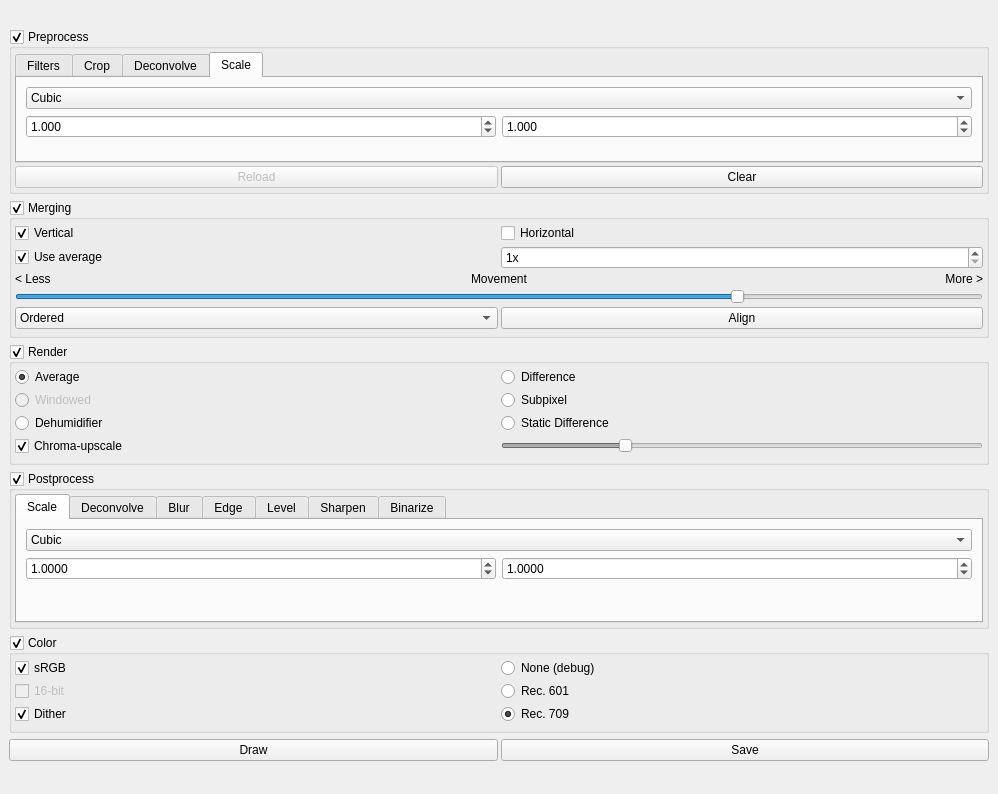
Old version of the form src/mainwindow.ui in the repository spillerrec/Overmix.
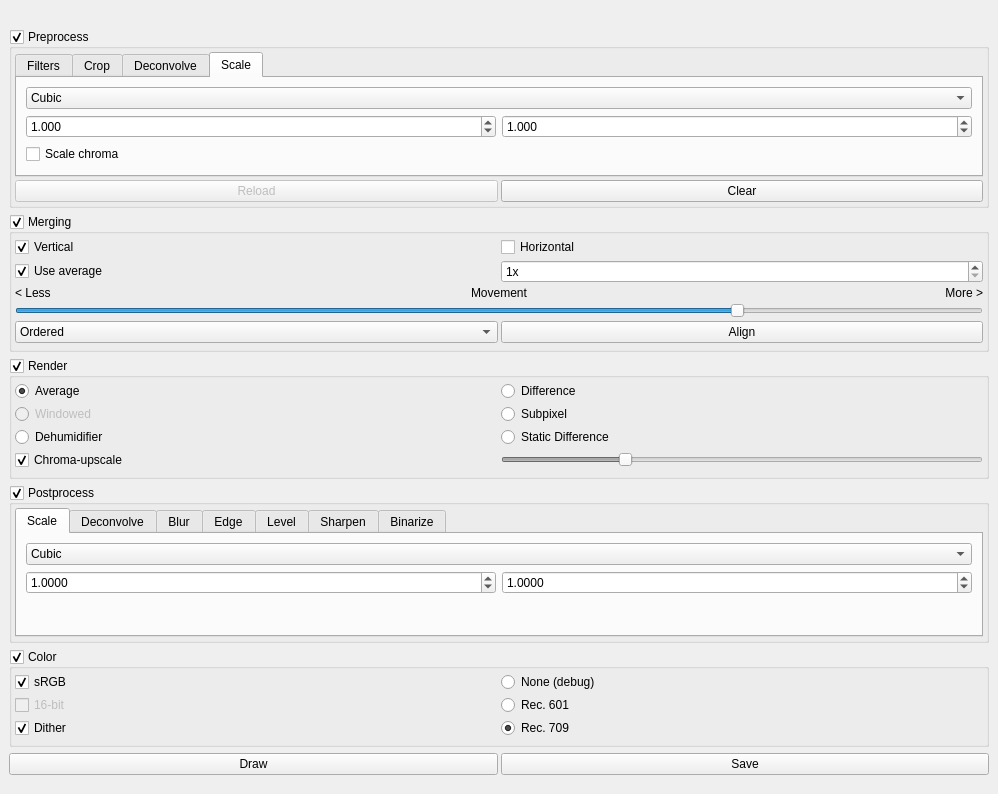
New version of the form. The open tabs and pages were chosen to show the change.

Commit message: ADD: scale chroma on image load (option), to speed up multiple renders

What changed in the file:
```diff
--- a/src/mainwindow.ui
+++ b/src/mainwindow.ui
@@ -364,17 +364,11 @@
               </layout>
              </item>
              <item>
-              <spacer name="verticalSpacer_8">
-               <property name="orientation">
-                <enum>Qt::Vertical</enum>
+              <widget class="QCheckBox" name="pre_scale_chroma">
+               <property name="text">
+                <string>Scale chroma</string>
                </property>
-               <property name="sizeHint" stdset="0">
-                <size>
-                 <width>0</width>
-                 <height>0</height>
-                </size>
-               </property>
-              </spacer>
+              </widget>
              </item>
             </layout>
            </widget>
```
The commit also changes 1 other file.
